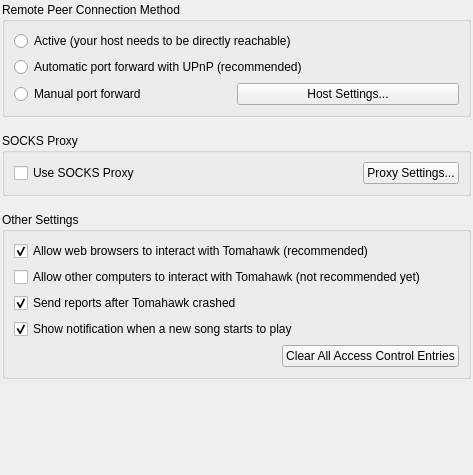
Above: src/tomahawk/dialogs/Settings_Advanced.ui from tomahawk-player/tomahawk before the change. Below: the same form after it.
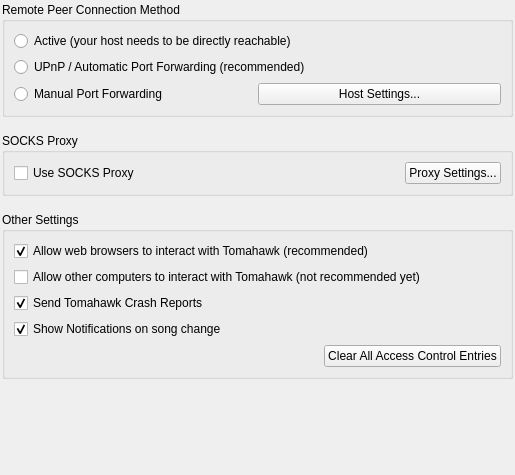
That is the form after the change.

Commit message: Clean up some text and labels to make them easier to understand

```diff
--- a/src/tomahawk/dialogs/Settings_Advanced.ui
+++ b/src/tomahawk/dialogs/Settings_Advanced.ui
@@ -6,7 +6,7 @@
    <rect>
     <x>0</x>
     <y>0</y>
-    <width>473</width>
+    <width>515</width>
     <height>475</height>
    </rect>
   </property>
@@ -39,7 +39,7 @@
       <item>
        <widget class="QRadioButton" name="upnpRadioButton">
         <property name="text">
-         <string>Automatic port forward with UPnP (recommended)</string>
+         <string>UPnP / Automatic Port Forwarding (recommended)</string>
         </property>
        </widget>
       </item>
@@ -57,7 +57,7 @@
            </sizepolicy>
           </property>
           <property name="text">
-           <string>Manual port forward</string>
+           <string>Manual Port Forwarding</string>
           </property>
          </widget>
         </item>
@@ -194,7 +194,7 @@
          <enum>Qt::LeftToRight</enum>
         </property>
         <property name="text">
-         <string>Send reports after Tomahawk crashed</string>
+         <string>Send Tomahawk Crash Reports</string>
         </property>
         <property name="checked">
          <bool>true</bool>
@@ -204,7 +204,7 @@
       <item>
        <widget class="QCheckBox" name="checkBoxSongChangeNotifications">
         <property name="text">
-         <string>Show notification when a new song starts to play</string>
+         <string>Show Notifications on song change</string>
         </property>
         <property name="checked">
          <bool>true</bool>
```
Left out of the diff: 11 changed lines with no effect on the pictures. The commit also changes 3 other files.
